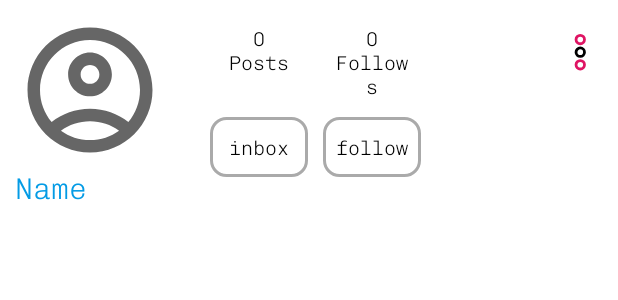
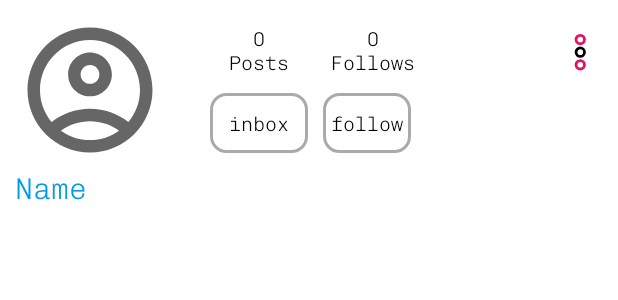
Before and after one commit to anhprgm/RShare, an Android app: the layout fragment_account.xml on its own in the app's theme, with its tools: preview values and no code run, on a phone screen of 412 x 824 dp. Shown: the top 300 px of the screen. Run offline under Robolectric (Android 15) with nearby library versions, the phone set to English and light mode, and no system bars; plain views replace RoundedImageView.

```diff
--- a/app/src/main/res/layout/fragment_account.xml
+++ b/app/src/main/res/layout/fragment_account.xml
@@ -54,7 +54,7 @@
                 android:textColor="@color/black"
                 android:id="@+id/follow"
                 android:padding="5dp"
-                android:layout_width="65dp"
+                android:layout_width="wrap_content"
                 android:layout_height="40dp"
                 android:layout_marginStart="10dp"
                 android:text="follow"
@@ -84,7 +84,8 @@
             <TextView
                 android:textColor="@color/black"
                 android:padding="5dp"
-                android:layout_width="65dp"
+                android:layout_width="wrap_content"
+                android:id="@+id/sumFollowers"
                 android:layout_height="wrap_content"
                 android:layout_marginStart="10dp"
                 android:text="0\nFollows"
```
Also changed, not shown: app/src/main/java/com/theanhdev/rshare/fragment/AccountFragment.java (+26 -2 lines), app/src/main/java/com/theanhdev/rshare/models/Followers.java (added, +7 -0 lines).
